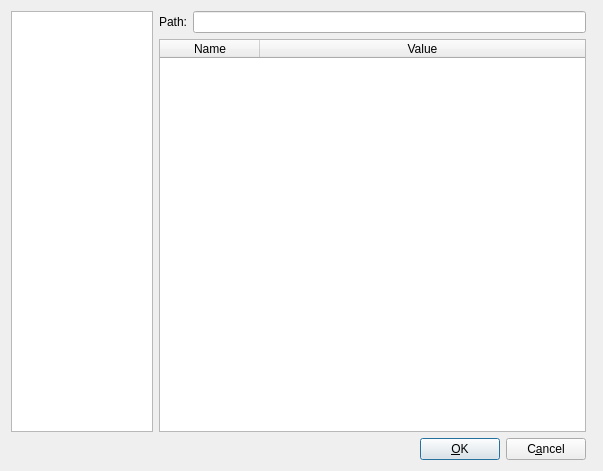
Old version of the form MinerConsole-Worker/src/SettingsDlg.ui in the repository Neomer/MinerConsole.
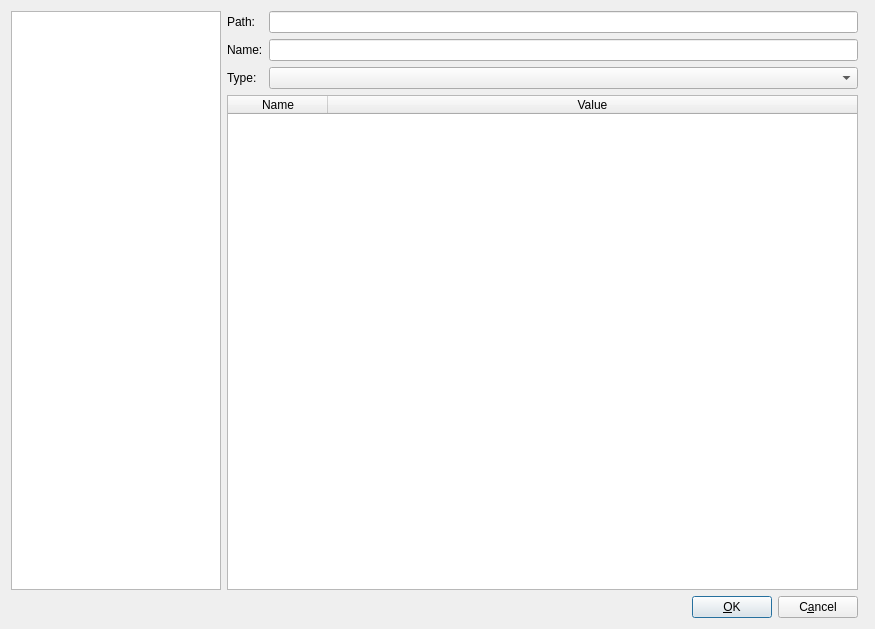
New version of the form.

Diff of the .ui file:
```diff
--- a/MinerConsole-Worker/src/SettingsDlg.ui
+++ b/MinerConsole-Worker/src/SettingsDlg.ui
@@ -6,8 +6,8 @@
    <rect>
     <x>0</x>
     <y>0</y>
-    <width>603</width>
-    <height>471</height>
+    <width>875</width>
+    <height>629</height>
    </rect>
   </property>
   <property name="windowTitle">
@@ -45,6 +45,26 @@
            <item row="0" column="1">
             <widget class="QLineEdit" name="pathLineEdit"/>
            </item>
+           <item row="1" column="0">
+            <widget class="QLabel" name="nameLabel">
+             <property name="text">
+              <string>Name:</string>
+             </property>
+            </widget>
+           </item>
+           <item row="1" column="1">
+            <widget class="QLineEdit" name="nameLineEdit"/>
+           </item>
+           <item row="2" column="0">
+            <widget class="QLabel" name="typeLabel">
+             <property name="text">
+              <string>Type:</string>
+             </property>
+            </widget>
+           </item>
+           <item row="2" column="1">
+            <widget class="QComboBox" name="typeComboBox"/>
+           </item>
           </layout>
          </item>
          <item>
```
